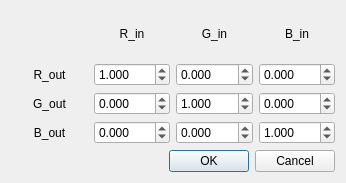
This is ui/dialogccm.ui in 632-8nm/LightFieldLab as Qt 5 draws it before an edit. The edited form follows.
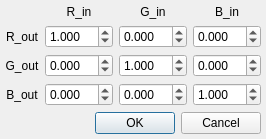
This is the edited form.

```diff
--- a/ui/dialogccm.ui
+++ b/ui/dialogccm.ui
@@ -6,8 +6,8 @@
    <rect>
     <x>0</x>
     <y>0</y>
-    <width>346</width>
-    <height>183</height>
+    <width>334</width>
+    <height>171</height>
    </rect>
   </property>
   <property name="sizePolicy">
@@ -18,8 +18,8 @@
   </property>
   <property name="minimumSize">
    <size>
-    <width>346</width>
-    <height>183</height>
+    <width>0</width>
+    <height>0</height>
    </size>
   </property>
   <property name="maximumSize">
@@ -32,6 +32,21 @@
    <string>Dialog</string>
   </property>
   <layout class="QVBoxLayout" name="verticalLayout">
+   <property name="sizeConstraint">
+    <enum>QLayout::SizeConstraint::SetFixedSize</enum>
+   </property>
+   <property name="leftMargin">
+    <number>5</number>
+   </property>
+   <property name="topMargin">
+    <number>5</number>
+   </property>
+   <property name="rightMargin">
+    <number>5</number>
+   </property>
+   <property name="bottomMargin">
+    <number>5</number>
+   </property>
    <item>
     <layout class="QGridLayout" name="gridLayout">
      <property name="sizeConstraint">
```
